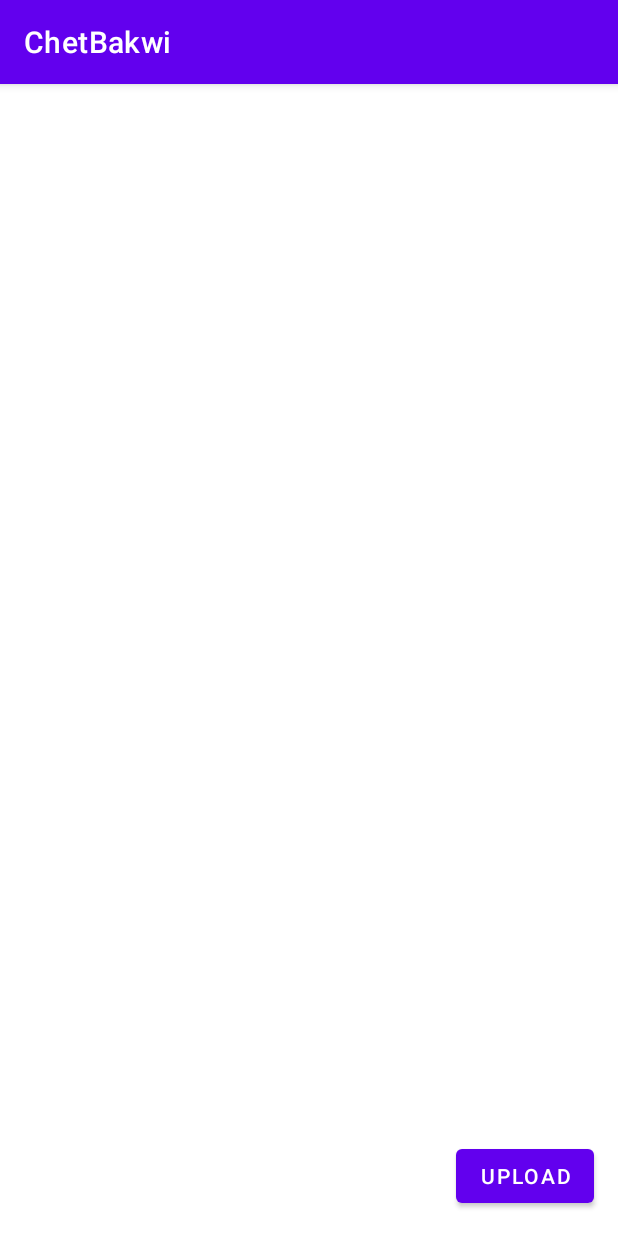
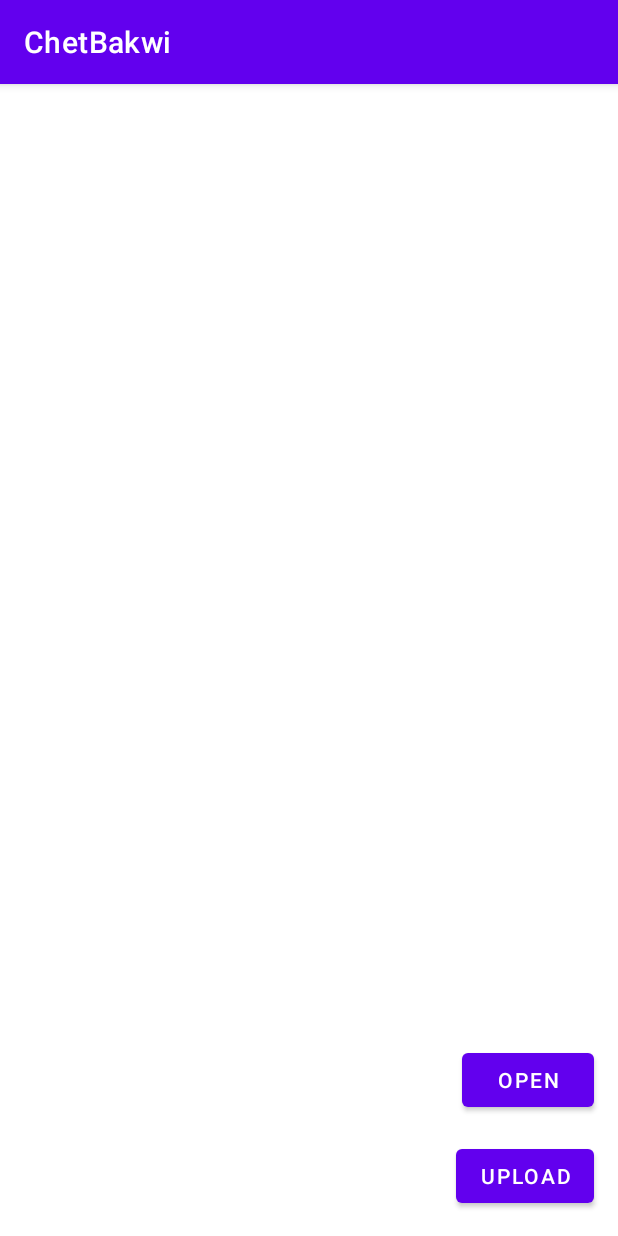
Before and after one commit to GURU2-ChetBakwi/team2, an Android app: the screen it shows after launch (MainActivity), on a phone screen of 412 x 824 dp. Run offline under Robolectric (Android 15) with nearby library versions, the phone set to English and light mode, and no system bars.

Commit message:
create pdf open fun

```diff
--- a/ChetBakwi/app/src/main/java/com/guru2/chetbakwi/MainActivity.kt
+++ b/ChetBakwi/app/src/main/java/com/guru2/chetbakwi/MainActivity.kt
@@ -30,9 +30,13 @@ class MainActivity : AppCompatActivity() {
                 }
             }
         }
+    // pdf를 uri 형태로 저장할 변수
+    private var selectedPdfUri: Uri? = null
 
     // pdf 파일 로컬에서 찾아오는 버튼
     lateinit var btnUpload: Button
+    // 저장된 pdf 파일을 열어보는 버튼
+    lateinit var btnOpen: Button
 
     override fun onCreate(savedInstanceState: Bundle?) {
         super.onCreate(savedInstanceState)
@@ -75,11 +79,20 @@ class MainActivity : AppCompatActivity() {
 
         // pdf 파일 로컬에서 찾아오는 버튼
         btnUpload = findViewById<Button>(R.id.btnUpload)
+        // uri 로 저장된 pdf 파일을 열어보는 버튼
+        btnOpen = findViewById<Button>(R.id.btnOpen)
 
         // pdf 파일 찾아오는 버튼 클릭 시
         btnUpload.setOnClickListener {
             // 로컬 파일 내에서 원하는 pdf 파일 선택하면 파일의 경로 반환
             openFilePicker()
+        }
+
+        // pdf 파일을 여는 버튼 클릭 시
+        btnOpen.setOnClickListener {
+            selectedPdfUri?.let {
+                openPdfFile(it)
+            }
         }
     }
 
@@ -103,6 +116,9 @@ class MainActivity : AppCompatActivity() {
         // 제대로 pdf 선택되었는지 확인용 print문
         //println(displayName)
         //println(pdfPath)
+
+        // pdf를 Uri 타입 변수에 저장
+        selectedPdfUri = uri
     }
 
     // 파일의 경로와 이름을 가져오기 위한 함수
@@ -119,4 +135,15 @@ class MainActivity : AppCompatActivity() {
         // 파일 이름에 null을 반환할 수 있으므로 null 처리를 고려하여 null 반환하기
         return null
     }
+
+    // pdf 파일을 열어보는 함수
+    private fun openPdfFile(uri: Uri) {
+        val intent = Intent(Intent.ACTION_VIEW).apply {
+            setDataAndType(uri, "application/pdf")
+            flags = Intent.FLAG_GRANT_READ_URI_PERMISSION
+        }
+
+        // PDF 뷰어 앱을 호출하여 선택한 PDF 파일 열기
+        startActivity(intent)
+    }
 }
--- a/ChetBakwi/app/src/main/res/layout/activity_main.xml
+++ b/ChetBakwi/app/src/main/res/layout/activity_main.xml
@@ -15,4 +15,14 @@
         android:text="upload"
         app:layout_constraintBottom_toBottomOf="parent"
         app:layout_constraintEnd_toEndOf="parent" />
+
+    <Button
+        android:id="@+id/btnOpen"
+        android:layout_width="wrap_content"
+        android:layout_height="wrap_content"
+        android:layout_marginEnd="16dp"
+        android:layout_marginBottom="16dp"
+        android:text="OPEN"
+        app:layout_constraintBottom_toTopOf="@+id/btnUpload"
+        app:layout_constraintEnd_toEndOf="parent" />
 </androidx.constraintlayout.widget.ConstraintLayout>
```
